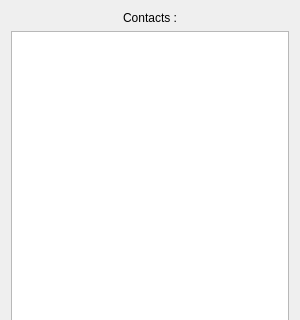
Kalashnico/CPP_babel_2018, file client/form/MainWindow.ui: the form before one commit; both pictures show x 0 to 300 and y 0 to 320 of the 300 by 800 pixel window.
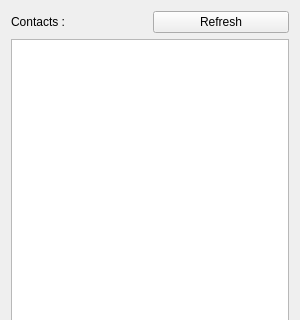
The form after the commit.

Commit message: JDE: Undo Refresh Thread

Patch:
```diff
--- a/client/form/MainWindow.ui
+++ b/client/form/MainWindow.ui
@@ -41,13 +41,20 @@
       <item row="1" column="0" colspan="2">
        <widget class="QListWidget" name="Contacts"/>
       </item>
-      <item row="0" column="0" colspan="2" alignment="Qt::AlignHCenter">
+      <item row="0" column="0">
        <widget class="QLabel" name="ContactLabel">
         <property name="text">
          <string>Contacts :</string>
         </property>
        </widget>
       </item>
+      <item row="0" column="1">
+       <widget class="QPushButton" name="RefreshButton">
+        <property name="text">
+         <string>Refresh</string>
+        </property>
+       </widget>
+      </item>
      </layout>
     </item>
    </layout>
```
The commit also changes 2 other files.
